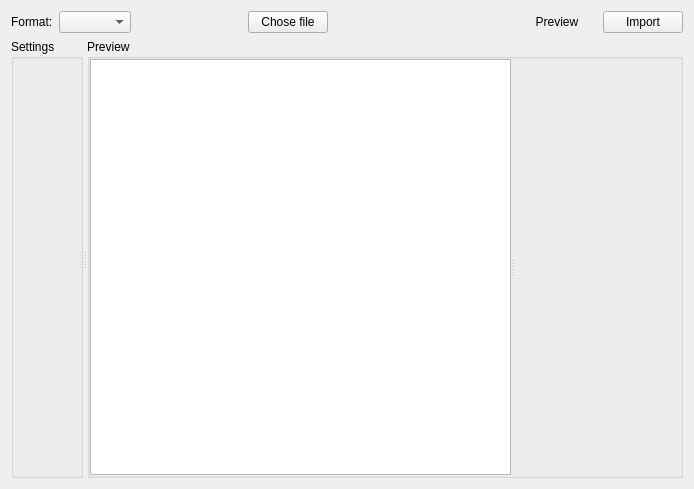
Old version of the form manuskript/ui/importers/importer_ui.ui in the repository olivierkes/manuskript.
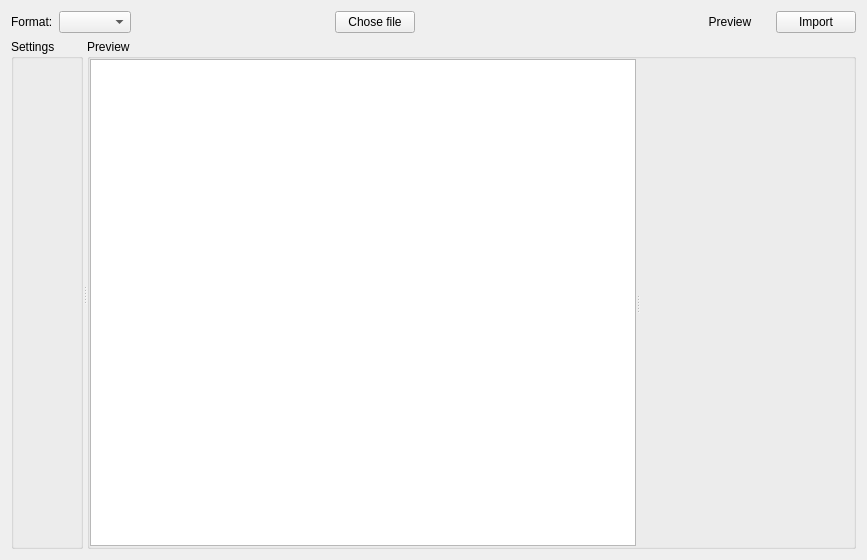
New version of the form. Icons and pictures are not drawn. Custom widgets are drawn as their Qt base class.

The edit to the form file:
```diff
--- a/manuskript/ui/importers/importer_ui.ui
+++ b/manuskript/ui/importers/importer_ui.ui
@@ -6,8 +6,8 @@
    <rect>
     <x>0</x>
     <y>0</y>
-    <width>694</width>
-    <height>489</height>
+    <width>867</width>
+    <height>560</height>
    </rect>
   </property>
   <property name="windowTitle">
```
Left out of the diff: 11 changed lines with no effect on the pictures.
